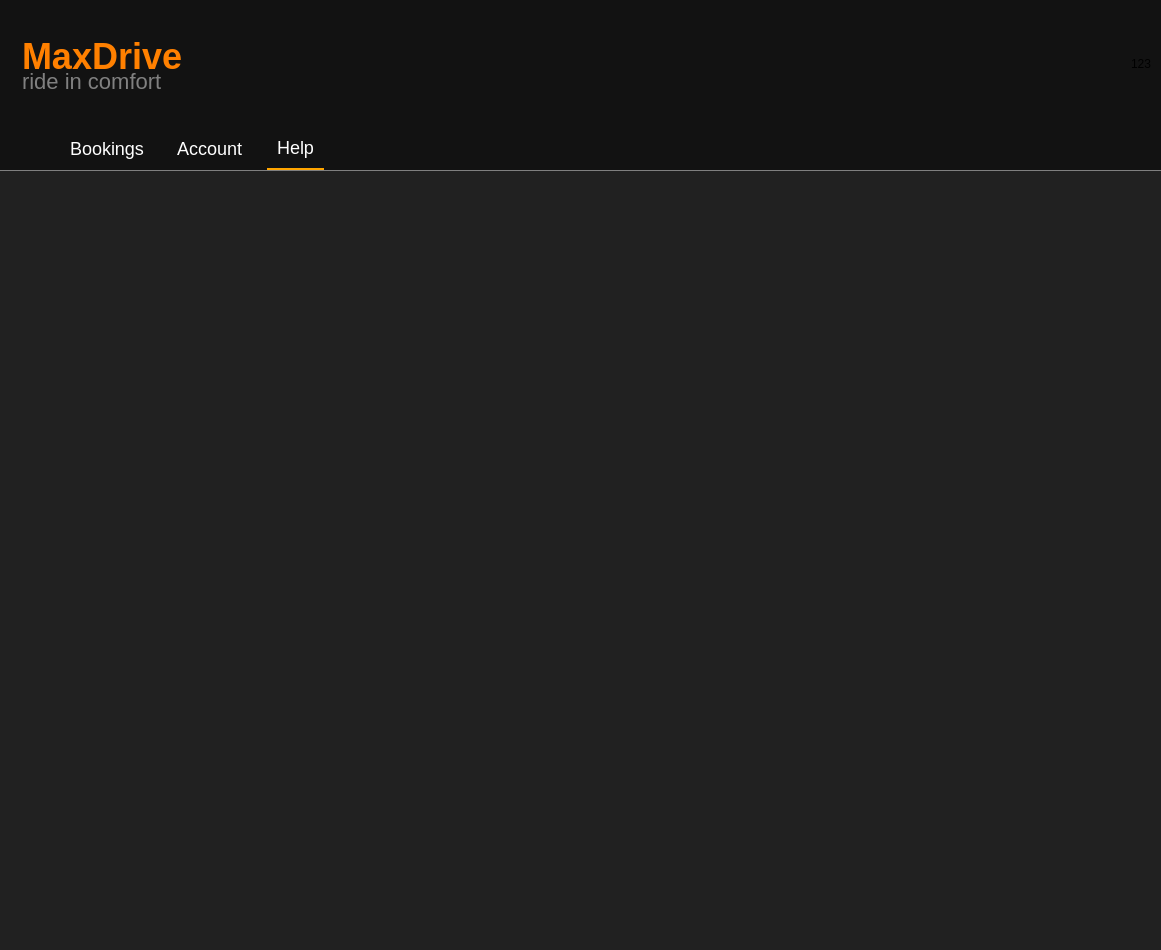
The window that mainwindow.ui (Maks2447/RentalCarsProject) describes before a commit, drawn with Qt 5.
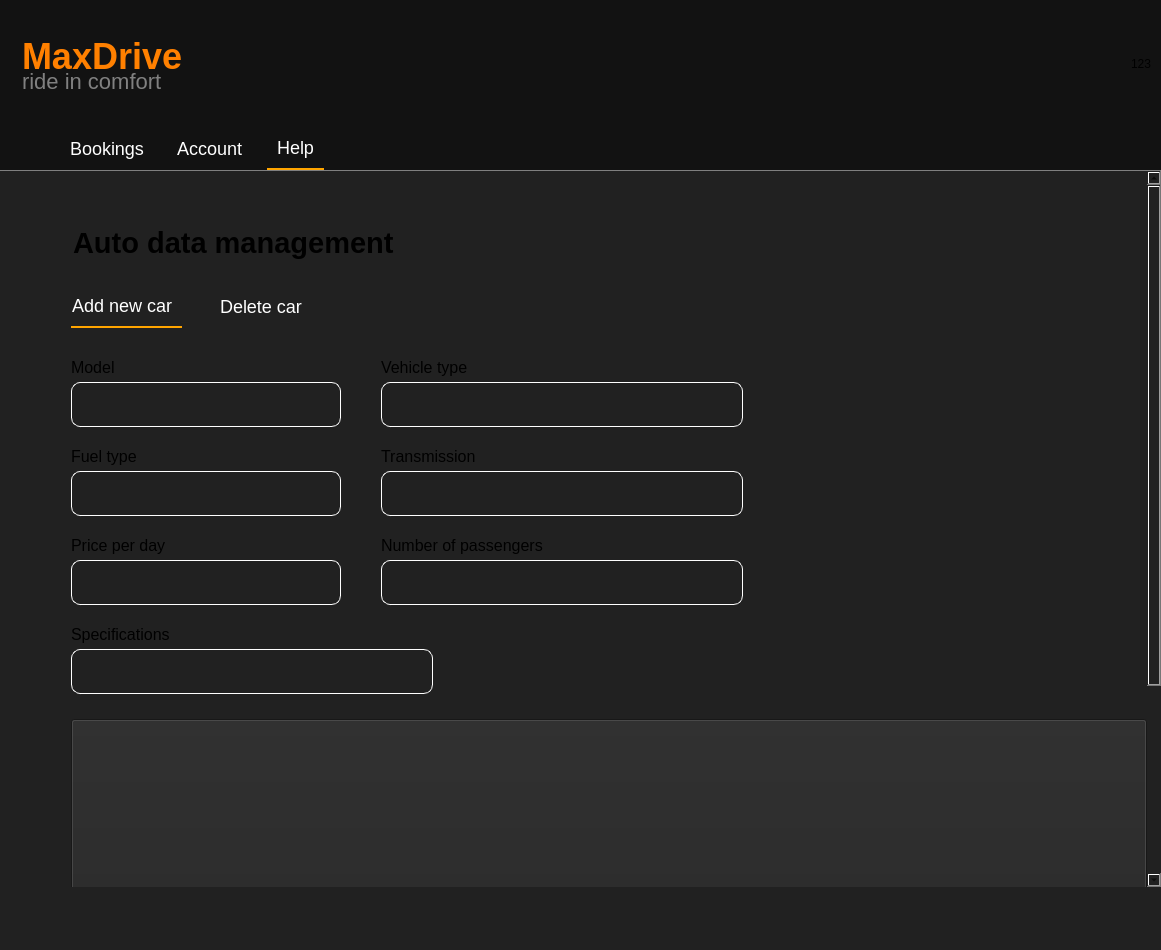
The same window after the commit. The open tabs and pages were chosen to show the change. Icons and pictures are not drawn.

```diff
--- a/mainwindow.ui
+++ b/mainwindow.ui
@@ -3150,6 +3150,284 @@
               <attribute name="title">
                <string>Help</string>
               </attribute>
+              <layout class="QVBoxLayout" name="verticalLayout_20">
+               <property name="spacing">
+                <number>0</number>
+               </property>
+               <property name="leftMargin">
+                <number>71</number>
+               </property>
+               <property name="topMargin">
+                <number>0</number>
+               </property>
+               <property name="rightMargin">
+                <number>0</number>
+               </property>
+               <property name="bottomMargin">
+                <number>0</number>
+               </property>
+               <item>
+                <widget class="QScrollArea" name="scrollArea_5">
+                 <property name="styleSheet">
+                  <string notr="true">QScrollArea {
+	border: none;
+}</string>
+                 </property>
+                 <property name="verticalScrollBarPolicy">
+                  <enum>Qt::ScrollBarPolicy::ScrollBarAlwaysOn</enum>
+                 </property>
+                 <property name="widgetResizable">
+                  <bool>true</bool>
+                 </property>
+                 <widget class="QWidget" name="scrollAreaWidgetContents_5">
+                  <property name="geometry">
+                   <rect>
+                    <x>0</x>
+                    <y>-7</y>
+                    <width>1073</width>
+                    <height>1021</height>
+                   </rect>
+                  </property>
+                  <layout class="QVBoxLayout" name="verticalLayout_21" stretch="0,0">
+                   <property name="spacing">
+                    <number>5</number>
+                   </property>
+                   <property name="leftMargin">
+                    <number>0</number>
+                   </property>
+                   <property name="topMargin">
+                    <number>35</number>
+                   </property>
+                   <property name="rightMargin">
+                    <number>0</number>
+                   </property>
+                   <property name="bottomMargin">
+                    <number>20</number>
+                   </property>
+                   <item>
+                    <widget class="QLineEdit" name="lineEdit">
+                     <property name="minimumSize">
+                      <size>
+                       <width>0</width>
+                       <height>74</height>
+                      </size>
+                     </property>
+                     <property name="font">
+                      <font>
+                       <pointsize>22</pointsize>
+                       <bold>true</bold>
+                      </font>
+                     </property>
+                     <property name="styleSheet">
+                      <string notr="true">border: none;</string>
+                     </property>
+                     <property name="text">
+                      <string>Auto data management</string>
+                     </property>
+                    </widget>
+                   </item>
+                   <item>
+                    <widget class="QTabWidget" name="CarManagement_TabWidget">
+                     <property name="styleSheet">
+                      <string notr="true">QTabBar::tab:first {
+	margin-left: -9px;    
+}
+QTabWidget::pane {
+    background-color: blue;
+	border-top: none;
+}
+QTabBar::tab {
+    background-color: #212121;
+    color: white;
+    border: none;
+}
+QTabBar {
+    font-size: 18px; 
+    border: none;
+}
+QTabBar::tab:selected {
+    border-bottom: 2px solid orange;
+}
+
+QLineEdit {
+  	height: 43px;
+  	border: 1px solid white;
+ 	border-radius: 9px; 
+	font: 13pt;
+	padding-left: 10px;
+}</string>
+                     </property>
+                     <property name="currentIndex">
+                      <number>0</number>
+                     </property>
+                     <widget class="QWidget" name="AddNewCar_Tab">
+                      <property name="styleSheet">
+                       <string notr="true">QLabel {
+	font-size: 12pt;
+    max-width: 300px;
+	max-height: 30px;
+}
+QLineEdit {
+    max-width: 350px;
+	margin-bottom: 15px;
+}</string>
+                      </property>
+                      <attribute name="title">
+                       <string>Add new car</string>
+                      </attribute>
+                      <layout class="QVBoxLayout" name="verticalLayout_22">
+                       <property name="leftMargin">
+                        <number>0</number>
+                       </property>
+                       <property name="topMargin">
+                        <number>30</number>
+                       </property>
+                       <property name="rightMargin">
+                        <number>0</number>
+                       </property>
+                       <property name="bottomMargin">
+                        <number>15</number>
+                       </property>
+                       <item>
+                        <layout class="QFormLayout" name="formLayout_2">
+                         <property name="horizontalSpacing">
+                          <number>40</number>
+                         </property>
+                         <property name="verticalSpacing">
+                          <number>5</number>
+                         </property>
+                         <property name="bottomMargin">
+                          <number>0</number>
+                         </property>
+                         <item row="0" column="0">
+                          <widget class="QLabel" name="label_2">
+                           <property name="text">
+                            <string>Model</string>
+                           </property>
+                           <property name="alignment">
+                            <set>Qt::AlignmentFlag::AlignBottom</set>
+                           </property>
+                          </widget>
+                         </item>
+                         <item row="0" column="1">
+                          <widget class="QLabel" name="label_3">
+                           <property name="text">
+                            <string>Vehicle type</string>
+                           </property>
+                           <property name="alignment">
+                            <set>Qt::AlignmentFlag::AlignBottom|Qt::AlignmentFlag::AlignLeading|Qt::AlignmentFlag::AlignLeft</set>
+                           </property>
+                          </widget>
+                         </item>
+                         <item row="1" column="0">
+                          <widget class="QLineEdit" name="lineEdit_2">
+                           <property name="minimumSize">
+                            <size>
+                             <width>270</width>
+                             <height>0</height>
+                            </size>
+                           </property>
+                          </widget>
+                         </item>
+                         <item row="1" column="1">
+                          <widget class="QLineEdit" name="lineEdit_3"/>
+                         </item>
+                         <item row="2" column="0">
+                          <widget class="QLabel" name="label_4">
+                           <property name="text">
+                            <string>Fuel type</string>
+                           </property>
+                           <property name="alignment">
+                            <set>Qt::AlignmentFlag::AlignBottom</set>
+                           </property>
+                          </widget>
+                         </item>
+                         <item row="2" column="1">
+                          <widget class="QLabel" name="label_5">
+                           <property name="text">
+                            <string>Transmission</string>
+                           </property>
+                          </widget>
+                         </item>
+                         <item row="3" column="0">
+                          <widget class="QLineEdit" name="lineEdit_4">
+                           <property name="minimumSize">
+                            <size>
+                             <width>270</width>
+                             <height>0</height>
+                            </size>
+                           </property>
+                          </widget>
+                         </item>
+                         <item row="3" column="1">
+                          <widget class="QLineEdit" name="lineEdit_5"/>
+                         </item>
+                         <item row="4" column="0">
+                          <widget class="QLabel" name="label_6">
+                           <property name="text">
+                            <string>Price per day</string>
+                           </property>
+                          </widget>
+                         </item>
+                         <item row="4" column="1">
+                          <widget class="QLabel" name="label_7">
+                           <property name="text">
+                            <string>Number of passengers</string>
+                           </property>
+                          </widget>
+                         </item>
+                         <item row="5" column="0">
+                          <widget class="QLineEdit" name="lineEdit_6">
+                           <property name="minimumSize">
+                            <size>
+                             <width>270</width>
+                             <height>0</height>
+                            </size>
+                           </property>
+                          </widget>
+                         </item>
+                         <item row="5" column="1">
+                          <widget class="QLineEdit" name="lineEdit_7"/>
+                         </item>
+                         <item row="7" column="0" colspan="2">
+                          <widget class="QLineEdit" name="lineEdit_8"/>
+                         </item>
+                         <item row="6" column="0" colspan="2">
+                          <widget class="QLabel" name="label_8">
+                           <property name="text">
+                            <string>Specifications</string>
+                           </property>
+                          </widget>
+                         </item>
+                        </layout>
+                       </item>
+                       <item>
+                        <widget class="QPushButton" name="pushButton">
+                         <property name="minimumSize">
+                          <size>
+                           <width>0</width>
+                           <height>400</height>
+                          </size>
+                         </property>
+                         <property name="text">
+                          <string>PushButton</string>
+                         </property>
+                        </widget>
+                       </item>
+                      </layout>
+                     </widget>
+                     <widget class="QWidget" name="DeleteCar_Tab">
+                      <attribute name="title">
+                       <string>Delete car</string>
+                      </attribute>
+                     </widget>
+                    </widget>
+                   </item>
+                  </layout>
+                 </widget>
+                </widget>
+               </item>
+              </layout>
              </widget>
             </widget>
            </item>
```
Left out of the diff: 16 changed lines with no effect on the pictures.
